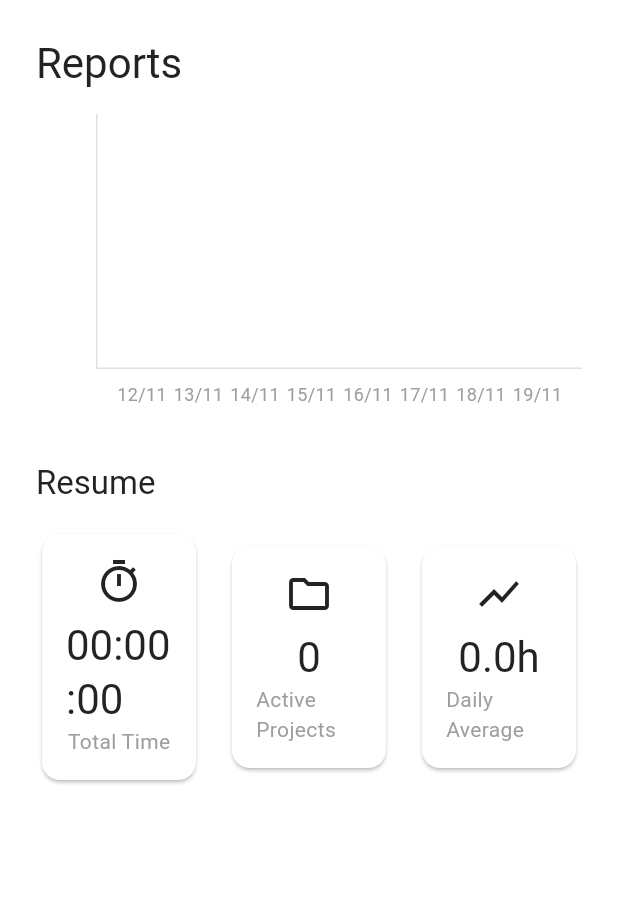
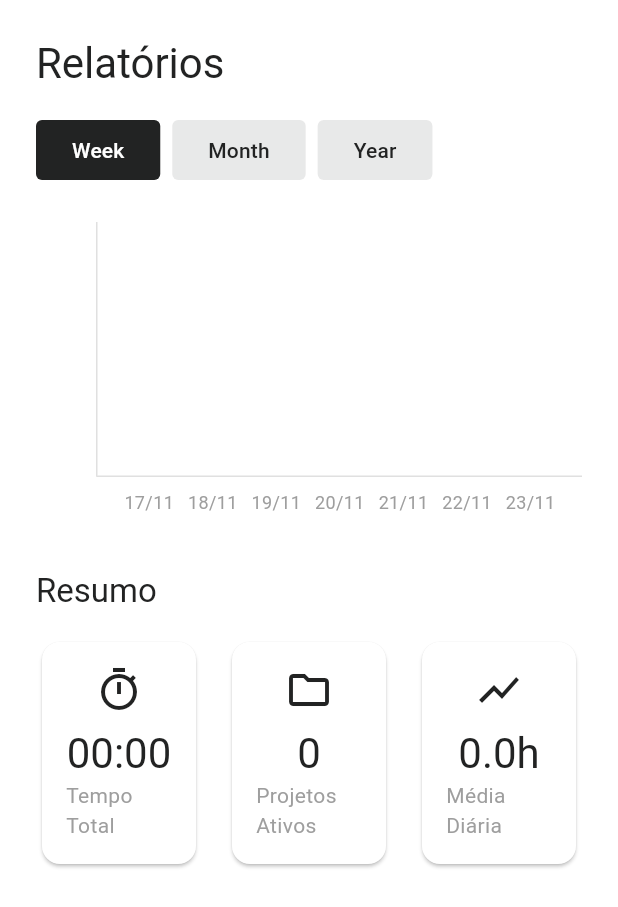
Before and after one commit to Sakemo/zenith_time, a Flutter app: the ReportsScreen screen opened directly, on a phone screen of 412 x 824 dp. Shown: the top 907 px of the screen. Run offline on Flutter 3.47's test engine with Material 3 defaults, Android fonts, the phone set to English and light mode, and no system bars; drawn by our look-alikes of fl_chart; our stand-ins replace hive, hive_flutter; missing offline and left inert: custom_pop_up_menu, window_manager; accounts and stored records are empty; Roboto replaces fonts that are missing (Cantarell); statements that could not run were skipped.

Commit message:
feat: Refactor task filtering logic in TrackerScreen and enhance date range handling in ReportsScreen

```diff
--- a/lib/app/theme/app_theme.dart
+++ b/lib/app/theme/app_theme.dart
@@ -36,7 +36,7 @@ class AppTheme {
       ),
 
       floatingActionButtonTheme: FloatingActionButtonThemeData(
-        shape: RoundedRectangleBorder(borderRadius: BorderRadius.circular(6.0)),
+        shape: RoundedRectangleBorder(borderRadius: BorderRadius.circular(4.0)),
       ),
 
       dialogTheme: DialogThemeData(
--- a/lib/features/reports/ui/reports_screen.dart
+++ b/lib/features/reports/ui/reports_screen.dart
@@ -1,3 +1,5 @@
+// lib/features/reports/ui/reports_screen.dart
+
 import 'package:fl_chart/fl_chart.dart';
 import 'package:flutter/material.dart';
 import 'package:provider/provider.dart';
@@ -5,6 +7,8 @@ import 'package:zenith_time/app/theme/app_theme.dart';
 import 'package:zenith_time/core/models/project_model.dart';
 import 'package:zenith_time/features/projects/logic/project_service.dart';
 import 'package:zenith_time/features/tracker/logic/time_entry_service.dart';
+
+enum ReportTimeFilter { week, month, year, custom }
 
 class ReportsScreen extends StatefulWidget {
   const ReportsScreen({super.key});
@@ -17,18 +21,66 @@ class _ReportsScreenState extends State<ReportsScreen> {
   late final TimeEntryService _timeEntryService;
   late final ProjectService _projectService;
 
-  DateTime _startDate = DateTime.now().subtract(const Duration(days: 7));
-  DateTime _endDate = DateTime.now();
+  ReportTimeFilter _currentFilter = ReportTimeFilter.week;
+  late DateTime _startDate;
 
   @override
   void initState() {
     super.initState();
     _timeEntryService = context.read<TimeEntryService>();
     _projectService = context.read<ProjectService>();
+    _updateDateRange();
+  }
+
+  // --- LÓGICA DE DATAS CORRIGIDA E SIMPLIFICADA ---
+  void _updateDateRange() {
+    final now = DateTime.now();
+    setState(() {
+      switch (_currentFilter) {
+        case ReportTimeFilter.week:
+          // Volta para a última segunda-feira
+          _startDate = DateUtils.dateOnly(
+            now.subtract(Duration(days: now.weekday - 1)),
+          );
+          break;
+        case ReportTimeFilter.month:
+          _startDate = DateTime(now.year, now.month, 1);
+          break;
+        case ReportTimeFilter.year:
+          _startDate = DateTime(now.year, 1, 1);
+          break;
+        case ReportTimeFilter.custom:
+          // Temporariamente, define como a semana atual
+          _startDate = DateUtils.dateOnly(
+            now.subtract(Duration(days: now.weekday - 1)),
+          );
+          break;
+      }
+    });
+  }
+
+  // Calcula o fim do range dinamicamente
+  DateTime get _endDate {
+    switch (_currentFilter) {
+      case ReportTimeFilter.week:
+        return _startDate.add(const Duration(days: 7));
+      case ReportTimeFilter.month:
+        return DateTime(_startDate.year, _startDate.month + 1, 1);
+      case ReportTimeFilter.year:
+        return DateTime(_startDate.year + 1, 1, 1);
+      case ReportTimeFilter.custom:
+        return _startDate.add(const Duration(days: 7));
+    }
+  }
+
+  // Calcula o número de dias no range dinamicamente
+  int get _dayCount {
+    return _endDate.difference(_startDate).inDays;
   }
 
   @override
   Widget build(BuildContext context) {
+    // A busca de dados agora usa o getter _endDate
     final aggregatedData = _timeEntryService.getAggregatedData(
       start: _startDate,
       end: _endDate,
@@ -42,10 +94,8 @@ class _ReportsScreenState extends State<ReportsScreen> {
       });
     });
 
-    final double averageHours =
-        totalDuration.inMinutes /
-        60 /
-        (_endDate.difference(_startDate).inDays + 1);
+    // O cálculo da média agora usa o getter _dayCount
+    final double averageHours = totalDuration.inMinutes / 60 / _dayCount;
 
     return Scaffold(
       backgroundColor: Colors.transparent,
@@ -54,8 +104,47 @@ class _ReportsScreenState extends State<ReportsScreen> {
         child: Column(
           crossAxisAlignment: CrossAxisAlignment.start,
           children: [
-            Text('Reports', style: Theme.of(context).textTheme.headlineMedium),
+            Text(
+              'Relatórios',
+              style: Theme.of(context).textTheme.headlineMedium,
+            ),
             const SizedBox(height: 16),
+
+            Row(
+              children: ReportTimeFilter.values.map((filter) {
+                if (filter == ReportTimeFilter.custom)
+                  return const SizedBox.shrink();
+                final isSelected = _currentFilter == filter;
+                return Padding(
+                  padding: const EdgeInsets.only(right: 8.0),
+                  child: ElevatedButton(
+                    onPressed: () {
+                      setState(() {
+                        _currentFilter = filter;
+                        _updateDateRange();
+                      });
+                    },
+                    style: ElevatedButton.styleFrom(
+                      shape: RoundedRectangleBorder(
+                        borderRadius: const BorderRadius.all(
+                          Radius.circular(4),
+                        ),
+                      ),
+                      elevation: 0,
+                      backgroundColor: isSelected
+                          ? AppTheme.adwaitaBlue
+                          : AppTheme.adwaitaHeaderBar.withOpacity(0.1),
+                      foregroundColor: isSelected
+                          ? Colors.white
+                          : AppTheme.adwaitaTextColor,
+                    ),
+                    child: Text(filter.name.capitalize()),
+                  ),
+                );
+              }).toList(),
+            ),
+
+            const SizedBox(height: 24),
 
             SizedBox(
               height: 200,
@@ -63,24 +152,25 @@ class _ReportsScreenState extends State<ReportsScreen> {
             ),
 
             const SizedBox(height: 32),
-            Text('Resume', style: Theme.of(context).textTheme.titleLarge),
+
+            Text('Resumo', style: Theme.of(context).textTheme.titleLarge),
             const SizedBox(height: 16),
             Row(
               children: [
                 _buildStatCard(
-                  'Total Time',
+                  'Tempo Total',
                   _formatDuration(totalDuration),
                   Icons.timer_outlined,
                 ),
                 const SizedBox(width: 16),
                 _buildStatCard(
-                  'Active Projects',
+                  'Projetos Ativos',
                   allProjects.length.toString(),
                   Icons.folder_outlined,
                 ),
                 const SizedBox(width: 16),
                 _buildStatCard(
-                  'Daily Average',
+                  'Média Diária',
                   '${averageHours.toStringAsFixed(1)}h',
                   Icons.show_chart,
                 ),
@@ -117,8 +207,9 @@ class _ReportsScreenState extends State<ReportsScreen> {
     final List<BarChartGroupData> barGroups = [];
     double maxY = 0;
 
-    for (int i = 0; i <= _endDate.difference(_startDate).inDays; i++) {
-      final day = DateUtils.dateOnly(_startDate.add(Duration(days: i)));
+    // O loop agora usa o getter _dayCount
+    for (int i = 0; i < _dayCount; i++) {
+      final day = _startDate.add(Duration(days: i));
       final dailyData = data[day];
 
       final List<BarChartRodStackItem> rodStackItems = [];
@@ -163,9 +254,7 @@ class _ReportsScreenState extends State<ReportsScreen> {
 
     return BarChartData(
       barGroups: barGroups,
-
       gridData: const FlGridData(show: false),
-
       borderData: FlBorderData(
         show: true,
         border: Border(
@@ -173,7 +262,6 @@ class _ReportsScreenState extends State<ReportsScreen> {
           left: BorderSide(color: Colors.grey.shade300, width: 1),
         ),
       ),
-
       barTouchData: BarTouchData(
         touchTooltipData: BarTouchTooltipData(
           getTooltipItem: (group, groupIndex, rod, rodIndex) {
@@ -185,7 +273,6 @@ class _ReportsScreenState extends State<ReportsScreen> {
           },
         ),
       ),
-
       titlesData: FlTitlesData(
         leftTitles: AxisTitles(
           sideTitles: SideTitles(
@@ -203,14 +290,12 @@ class _ReportsScreenState extends State<ReportsScreen> {
             },
           ),
         ),
-
         bottomTitles: AxisTitles(
           sideTitles: SideTitles(
             showTitles: true,
             reservedSize: 30,
             getTitlesWidget: (value, meta) {
               final day = _startDate.add(Duration(days: value.toInt()));
-
               return Padding(
                 padding: const EdgeInsets.only(top: 8.0),
                 child: Text(
@@ -221,7 +306,6 @@ class _ReportsScreenState extends State<ReportsScreen> {
             },
           ),
         ),
-
         topTitles: const AxisTitles(sideTitles: SideTitles(showTitles: false)),
         rightTitles: const AxisTitles(
           sideTitles: SideTitles(showTitles: false),
@@ -234,8 +318,12 @@ class _ReportsScreenState extends State<ReportsScreen> {
     String twoDigits(int n) => n.toString().padLeft(2, '0');
     final hours = twoDigits(duration.inHours);
     final minutes = twoDigits(duration.inMinutes.remainder(60));
-    final seconds = twoDigits(duration.inSeconds.remainder(60));
-
-    return '$hours:$minutes:$seconds';
+    return '$hours:$minutes'; // Mostra apenas horas e minutos nos totais
   }
 }
+
+extension StringExtension on String {
+  String capitalize() {
+    return "${this[0].toUpperCase()}${substring(1).toLowerCase()}";
+  }
+}
```
Also changed, not shown: lib/app/ui/main_shell.dart (+13 -3 lines), lib/features/tracker/ui/tracker_screen.dart (+20 -1 lines).
